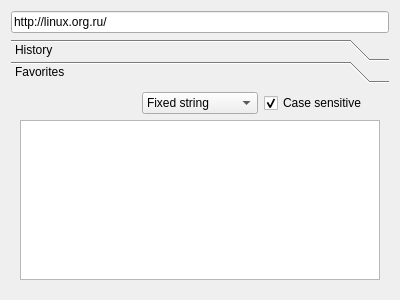
Before: the Qt Designer form src/plugins/poshuku/poshuku.ui in 0xd34df00d/leechcraft, drawn with Qt 5.
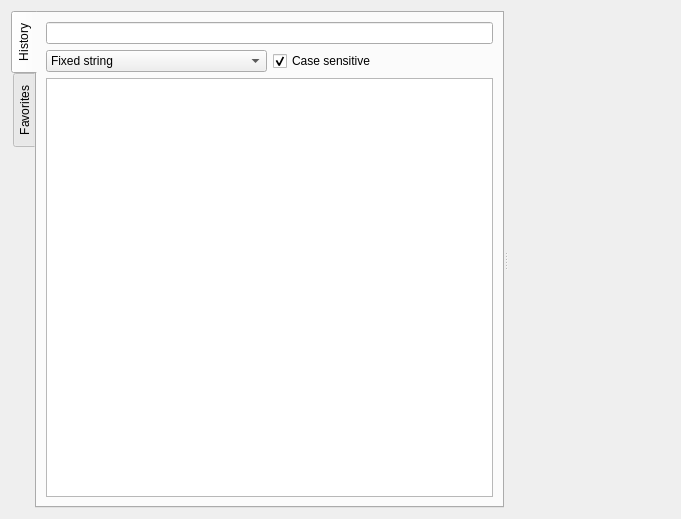
After: the same form once the commit is applied. Icons and pictures are not drawn. Custom widgets are drawn as their Qt base class.

Commit message: + Poshuku: Speed dial.

Diff of the .ui file:
```diff
--- a/src/plugins/poshuku/poshuku.ui
+++ b/src/plugins/poshuku/poshuku.ui
@@ -5,8 +5,8 @@
    <rect>
     <x>0</x>
     <y>0</y>
-    <width>400</width>
-    <height>300</height>
+    <width>681</width>
+    <height>519</height>
    </rect>
   </property>
   <property name="windowTitle" >
@@ -16,44 +16,37 @@
    <iconset resource="resources.qrc" >
     <normaloff>:/resources/images/poshuku.png</normaloff>:/resources/images/poshuku.png</iconset>
   </property>
+  <layout class="QVBoxLayout" name="verticalLayout_6" >
+   <item>
+    <widget class="QSplitter" name="splitter" >
+     <property name="orientation" >
+      <enum>Qt::Horizontal</enum>
+     </property>
+     <widget class="QWidget" name="" >
   <layout class="QVBoxLayout" name="verticalLayout" >
    <item>
-    <layout class="QHBoxLayout" name="horizontalLayout_3" >
+        <layout class="QHBoxLayout" name="ToolButtonsLayout_" />
+       </item>
      <item>
-      <widget class="QLineEdit" name="AddressLine_" >
-       <property name="text" >
-        <string>http://linux.org.ru/</string>
-       </property>
-      </widget>
-     </item>
-    </layout>
-   </item>
-   <item>
-    <widget class="QToolBox" name="MainToolbox_" >
+        <widget class="QTabWidget" name="tabWidget" >
+         <property name="tabPosition" >
+          <enum>QTabWidget::West</enum>
+         </property>
      <property name="currentIndex" >
-      <number>1</number>
-     </property>
-     <property name="tabSpacing" >
       <number>0</number>
      </property>
-     <widget class="QWidget" name="HistoryPage_" >
-      <property name="geometry" >
-       <rect>
-        <x>0</x>
-        <y>0</y>
-        <width>382</width>
-        <height>192</height>
-       </rect>
-      </property>
-      <attribute name="label" >
+         <widget class="QWidget" name="HistoryTab_" >
+          <attribute name="title" >
        <string>History</string>
       </attribute>
+          <layout class="QVBoxLayout" name="verticalLayout_5" >
+           <item>
       <layout class="QVBoxLayout" name="verticalLayout_3" >
+             <item>
+              <widget class="LeechCraft::Util::TagsLineEdit" name="HistoryFilterLine_" />
+             </item>
        <item>
         <layout class="QHBoxLayout" name="horizontalLayout" >
-         <item>
-          <widget class="LeechCraft::Util::TagsLineEdit" native="1" name="HistoryFilterLine_" />
-         </item>
          <item>
           <widget class="QComboBox" name="HistoryFilterType_" >
            <item>
@@ -85,6 +78,8 @@
          </item>
         </layout>
        </item>
+            </layout>
+           </item>
        <item>
         <widget class="QTreeView" name="HistoryView_" >
          <property name="rootIsDecorated" >
@@ -100,24 +95,18 @@
        </item>
       </layout>
      </widget>
-     <widget class="QWidget" name="FavoritesPage_" >
-      <property name="geometry" >
-       <rect>
-        <x>0</x>
-        <y>0</y>
-        <width>382</width>
-        <height>192</height>
-       </rect>
-      </property>
-      <attribute name="label" >
+         <widget class="QWidget" name="FavoritesTab_" >
+          <attribute name="title" >
        <string>Favorites</string>
       </attribute>
+          <layout class="QVBoxLayout" name="verticalLayout_4" >
+           <item>
       <layout class="QVBoxLayout" name="verticalLayout_2" >
+             <item>
+              <widget class="LeechCraft::Util::TagsLineEdit" name="FavoritesFilterLine_" />
+             </item>
        <item>
         <layout class="QHBoxLayout" name="horizontalLayout_2" >
-         <item>
-          <widget class="LeechCraft::Util::TagsLineEdit" native="1" name="FavoritesFilterLine_" />
-         </item>
          <item>
           <widget class="QComboBox" name="FavoritesFilterType_" >
            <item>
@@ -154,6 +143,8 @@
          </item>
         </layout>
        </item>
+            </layout>
+           </item>
        <item>
         <widget class="FavoritesTreeView" name="FavoritesView_" >
          <property name="rootIsDecorated" >
@@ -172,6 +163,11 @@
     </widget>
    </item>
   </layout>
+     </widget>
+     <widget class="BrowserWidget" native="1" name="MainView_" />
+    </widget>
+   </item>
+  </layout>
   <action name="ActionSettings_" >
    <property name="text" >
     <string>Settings...</string>
@@ -181,9 +177,15 @@
  <customwidgets>
   <customwidget>
    <class>LeechCraft::Util::TagsLineEdit</class>
-   <extends>QWidget</extends>
+   <extends>QLineEdit</extends>
    <header location="global" >plugininterface/tagslineedit.h</header>
   </customwidget>
+  <customwidget>
+   <class>BrowserWidget</class>
+   <extends>QWidget</extends>
+   <header>browserwidget.h</header>
+   <container>1</container>
+  </customwidget>
   <customwidget>
    <class>FavoritesTreeView</class>
    <extends>QTreeView</extends>
```
Lines whose indentation alone changed are shown as unchanged. The commit also changes 8 other files.
